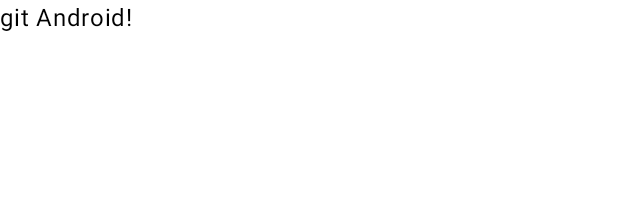
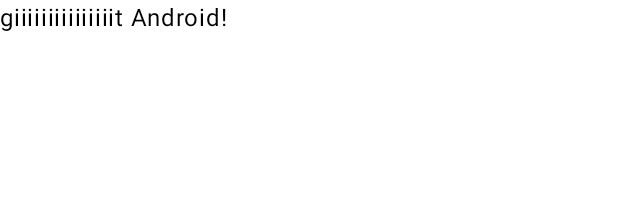
Before and after one commit to nikitasasniy/Coder_Chat, an Android app built with Jetpack Compose: the @Preview function GreetingPreview, on a phone screen of 412 x 824 dp. Shown: the top 198 px of the screen. Run offline under Robolectric (Android 15) with nearby library versions, the phone set to English and light mode, and no system bars.

Commit message:
ветка для меня

```diff
--- a/app/src/main/java/com/example/lab_5/MainActivity.kt
+++ b/app/src/main/java/com/example/lab_5/MainActivity.kt
@@ -32,7 +32,7 @@ class MainActivity : ComponentActivity() {
 @Composable
 fun Greeting1(name: String, modifier: Modifier = Modifier) {
     Text(
-        text = "git $name!",
+        text = "giiiiiiiiiiiiiiit $name!",
         modifier = modifier
     )
 }
```
